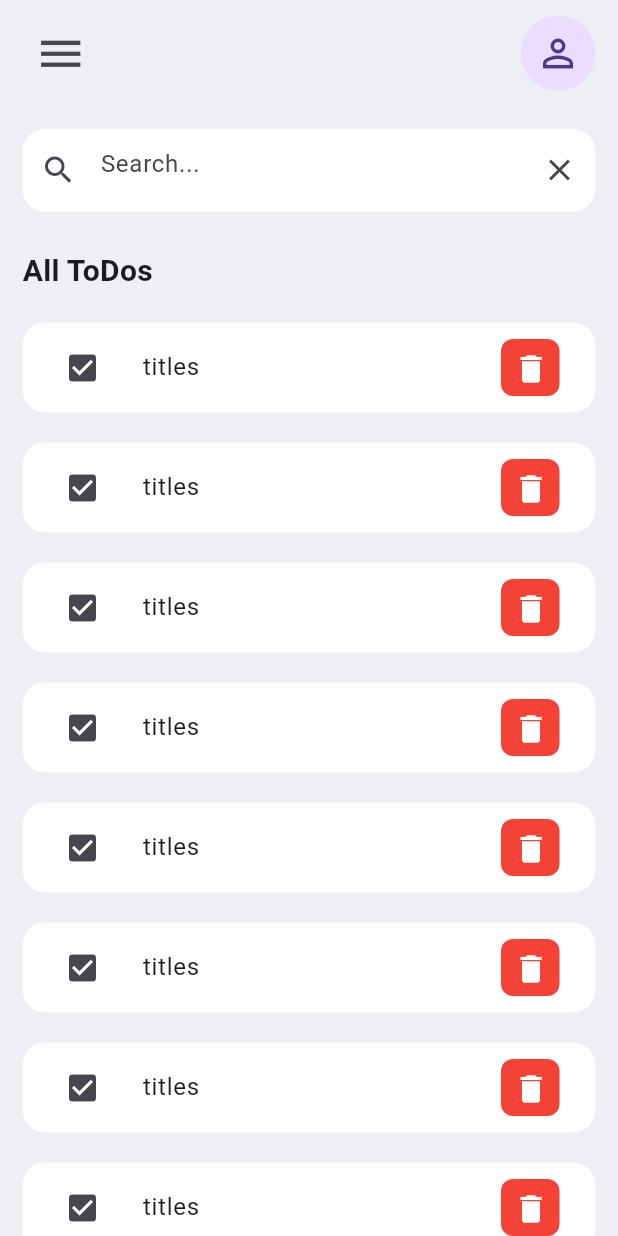
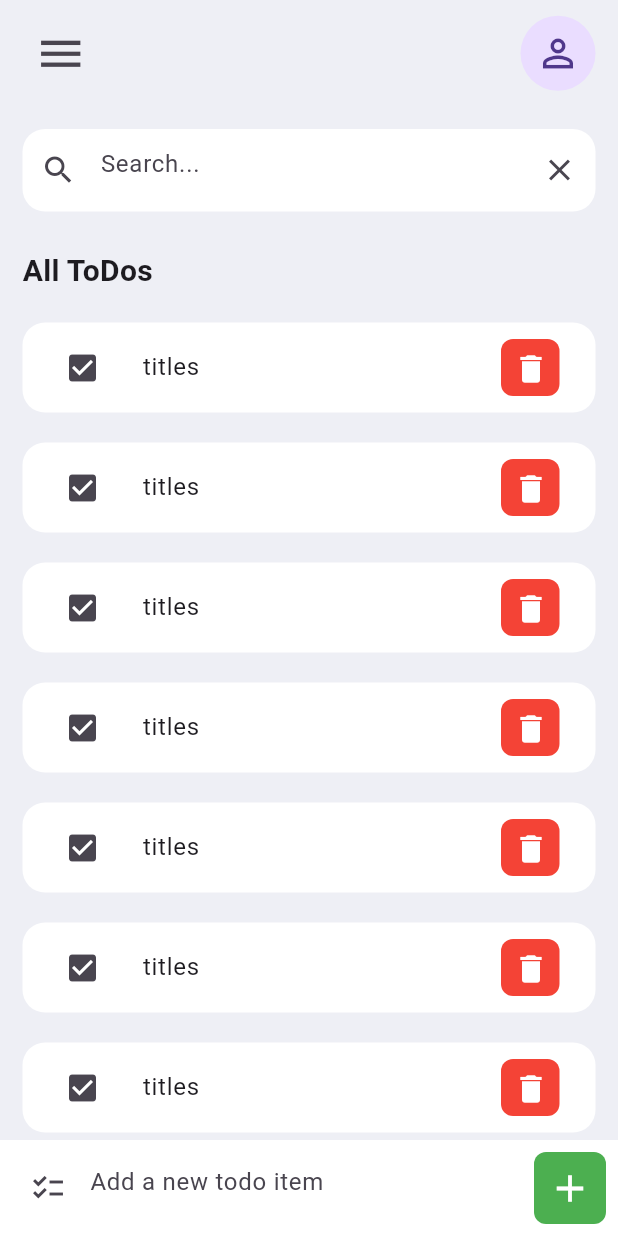
Before and after one commit to safvansafvan/Todo-app, a Flutter app: the screen it shows after launch, on a phone screen of 412 x 824 dp. Run offline on Flutter 3.47's test engine with Material 2 defaults, Android fonts, the phone set to English and light mode, and no system bars.

Commit message:
add todo field added

```diff
--- a/lib/view/home.dart
+++ b/lib/view/home.dart
@@ -38,7 +38,8 @@ class HomeScreen extends StatelessWidget {
                       child: Center(
                         child: ListTile(
                           leading: IconButton(
-                              onPressed: () {}, icon: Icon(Icons.check_box)),
+                              onPressed: () {},
+                              icon: const Icon(Icons.check_box)),
                           title: const Text('titles'),
                           trailing: Container(
                             height: 38,
@@ -58,6 +59,36 @@ class HomeScreen extends StatelessWidget {
                     );
                   },
                   itemCount: 10),
+            ),
+            Container(
+              padding: const EdgeInsets.all(8),
+              color: kwhite,
+              child: Row(
+                children: [
+                  const Expanded(
+                    child: TextField(
+                      decoration: InputDecoration(
+                          hintText: 'Add a new todo item',
+                          focusedBorder: InputBorder.none,
+                          enabledBorder: InputBorder.none,
+                          prefixIcon: Icon(Icons.checklist_sharp)),
+                    ),
+                  ),
+                  Container(
+                    decoration: BoxDecoration(
+                        color: Colors.green,
+                        borderRadius: BorderRadius.circular(8)),
+                    child: IconButton(
+                      onPressed: () {},
+                      icon: const Icon(
+                        Icons.add,
+                        color: kwhite,
+                        size: 30,
+                      ),
+                    ),
+                  ),
+                ],
+              ),
             )
           ],
         ),
```
